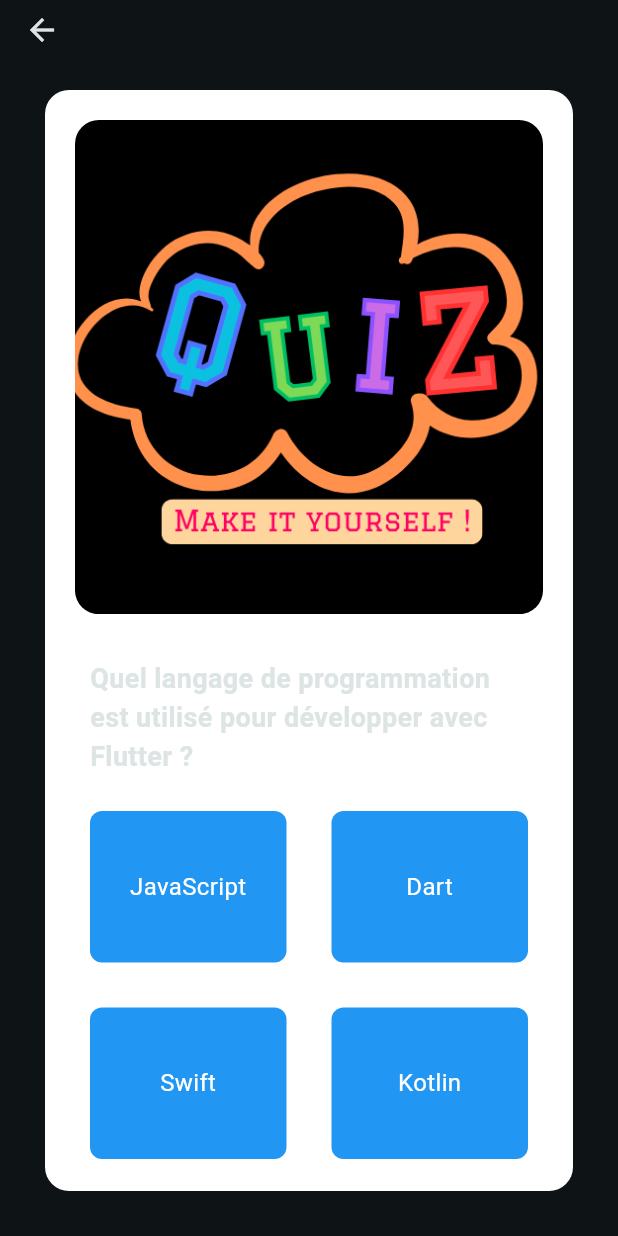
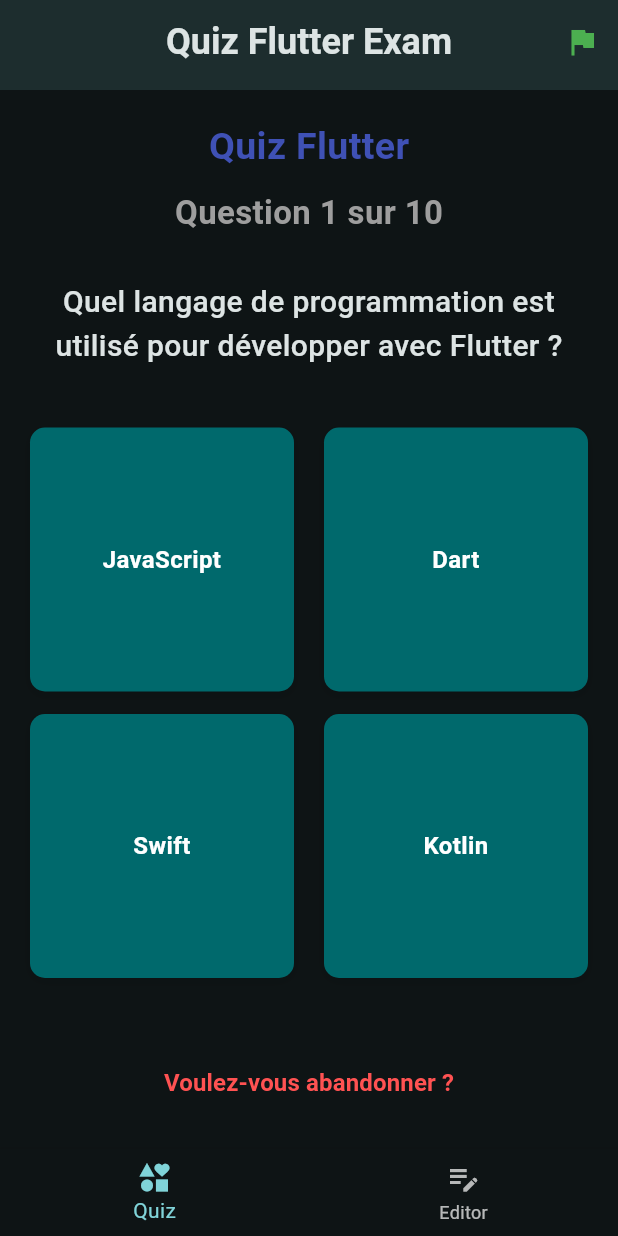
Before and after one commit to dryxos118/flutter_quiz_exam, a Flutter app: the QuizPage screen opened directly, after a tap on "Quiz Flutter", on a phone screen of 412 x 824 dp. Run offline on Flutter 3.47's test engine with Material 3 defaults, Android fonts, the phone set to English and light mode, and no system bars; our stand-ins replace cloud_firestore, firebase_auth, firebase_core, flutter_hooks, flutter_riverpod, go_router and 2 more; accounts and stored records are empty.

Commit message:
:sparkles: Play a quiz

```diff
--- a/lib/routers/route.dart
+++ b/lib/routers/route.dart
@@ -4,6 +4,7 @@
 import 'package:flutter_quiz_exam/views/auth/register/register_view.dart';
 import 'package:flutter_quiz_exam/views/edition/quiz_editor.dart';
 import 'package:flutter_quiz_exam/views/edition/quiz_editor_list.dart';
+import 'package:flutter_quiz_exam/views/quiz/games/quiz_games.dart';
 import 'package:flutter_quiz_exam/views/quiz/quiz_page.dart';
 import 'package:go_router/go_router.dart';
 
@@ -41,6 +42,14 @@
       return _buildFadeTransitionPage(
           context, state, QuizScaffold(body: const QuizEditor("")));
     },
+  ),
+  GoRoute(
+    path: '/playquiz',
+    name: 'Play quiz',
+    pageBuilder: (context, state) {
+      return _buildFadeTransitionPage(
+          context, state, QuizScaffold(body: const QuizGames(quizId: "")));
+    },
   )
 ];
 
--- /dev/null
+++ b/lib/views/quiz/games/quiz_games.dart
@@ -0,0 +1,159 @@
+import 'package:flutter/material.dart';
+import 'package:flutter_hooks/flutter_hooks.dart';
+import 'package:flutter_quiz_exam/data/quiz_data.dart';
+import 'package:flutter_quiz_exam/views/quiz/games/quiz_options.dart';
+import 'package:go_router/go_router.dart';
+import 'package:hooks_riverpod/hooks_riverpod.dart';
+import 'package:quickalert/quickalert.dart';
+
+class QuizGames extends HookConsumerWidget {
+  final String quizId;
+
+  const QuizGames({super.key, required this.quizId});
+
+  @override
+  Widget build(BuildContext context, WidgetRef ref) {
+    final quiz = getQuiz().first;
+    //    final quiz = ref.watch(quizProvider.select((quizList) =>
+    //    quizList.firstWhere((quiz) => quiz.uid == quizId)));
+    final currentQuestionIndex = useState(0);
+    final userAnswers =
+        useState<List<String?>>(List.filled(quiz.questions.length, null));
+    final score = useState(0);
+
+    void nextQuestion(String selectedAnswer) {
+      userAnswers.value[currentQuestionIndex.value] = selectedAnswer;
+      final indexAnswer = quiz.questions[currentQuestionIndex.value].options
+          .indexOf(selectedAnswer);
+
+      // Vérifie si la réponse est correcte
+      if (indexAnswer ==
+          quiz.questions[currentQuestionIndex.value].correctAnswerIndex) {
+        score.value += 1;
+      } else {
+        ScaffoldMessenger.of(context).showSnackBar(const SnackBar(
+          content: Text(
+            "Mauvaise reponse",
+            style: TextStyle(color: Colors.white),
+          ),
+          backgroundColor: Color(0xff00696c),
+        ));
+      }
+
+      // Passe à la question suivante
+      if (currentQuestionIndex.value < quiz.questions.length - 1) {
+        currentQuestionIndex.value += 1;
+      } else {
+        QuickAlert.show(
+            context: context,
+            type: QuickAlertType.success,
+            widget: AlertDialog(
+              title: const Text('Quiz Terminé'),
+              content:
+                  Text('Votre score: ${score.value}/${quiz.questions.length}'),
+            ),
+            confirmBtnText: "Ok",
+            onConfirmBtnTap: () {
+              Navigator.pop(context);
+              context.go("/quiz");
+            });
+      }
+    }
+
+    // Récupère la question actuelle
+    final currentQuestion = quiz.questions[currentQuestionIndex.value];
+
+    return Padding(
+      padding: const EdgeInsets.all(20),
+      child: Column(
+        crossAxisAlignment: CrossAxisAlignment.start,
+        children: [
+          Center(
+            child: Text(
+              quiz.name,
+              style: const TextStyle(
+                fontSize: 25,
+                fontWeight: FontWeight.bold,
+                color: Colors.indigo,
+              ),
+            ),
+          ),
+          const SizedBox(height: 10),
+          Center(
+            child: Text(
+              'Question ${currentQuestionIndex.value + 1} sur ${quiz.questions.length}',
+              style: const TextStyle(
+                fontSize: 22,
+                fontWeight: FontWeight.w600,
+                color: Colors.grey,
+              ),
+            ),
+          ),
+          const SizedBox(height: 10),
+          Container(
+            padding: const EdgeInsets.symmetric(vertical: 20, horizontal: 10),
+            decoration: BoxDecoration(
+              borderRadius: BorderRadius.circular(15),
+            ),
+            child: Center(
+              child: Text(
+                currentQuestion.text,
+                style:
+                    const TextStyle(fontSize: 20, fontWeight: FontWeight.w500),
+                textAlign: TextAlign.center,
+              ),
+            ),
+          ),
+          const SizedBox(height: 20),
+          QuizOptions(
+            currentQuestion.options,
+            currentQuestion.correctAnswerIndex,
+            (String value) {
+              nextQuestion(value);
+            },
+          ),
+          const Spacer(),
+          Center(
+            child: TextButton(
+              onPressed: () {
+                showDialog(
+                  context: context,
+                  builder: (_) => AlertDialog(
+                    title: const Text('Abandonner le Quiz'),
+                    content: const Text(
+                        "Êtes-vous sûr de vouloir abandonner ce quiz ?"),
+                    actions: [
+                      TextButton(
+                        onPressed: () {
+                          Navigator.pop(context);
+                          context.go("/quiz");
+                        },
+                        child: const Text('Oui, abandonner',
+                            style: TextStyle(color: Colors.red)),
+                      ),
+                      TextButton(
+                        onPressed: () {
+                          Navigator.pop(context);
+                        },
+                        child: const Text('Continuer',
+                            style: TextStyle(color: Colors.green)),
+                      ),
+                    ],
+                  ),
+                );
+              },
+              child: const Text(
+                'Voulez-vous abandonner ?',
+                style: TextStyle(
+                  fontSize: 16,
+                  fontWeight: FontWeight.bold,
+                  color: Colors.redAccent,
+                ),
+              ),
+            ),
+          ),
+        ],
+      ),
+    );
+  }
+}
--- /dev/null
+++ b/lib/views/quiz/games/quiz_options.dart
@@ -0,0 +1,56 @@
+import 'package:flutter/material.dart';
+
+class QuizOptions extends StatelessWidget {
+  final List<String> options;
+  final int selectedAnswer;
+  final Function(String) onOptionSelected;
+  const QuizOptions(this.options, this.selectedAnswer, this.onOptionSelected,
+      {super.key});
+
+  @override
+  Widget build(BuildContext context) {
+    return GridView.builder(
+      gridDelegate: const SliverGridDelegateWithFixedCrossAxisCount(
+        crossAxisCount: 2,
+        crossAxisSpacing: 20.0,
+        mainAxisSpacing: 15.0,
+      ),
+      shrinkWrap: true,
+      physics: const NeverScrollableScrollPhysics(),
+      itemCount: options.length,
+      itemBuilder: (context, index) {
+        final option = options[index];
+        //final isSelected = option == selectedAnswer;
+
+        return GestureDetector(
+          onTap: () => onOptionSelected(option),
+          child: Container(
+            padding: const EdgeInsets.symmetric(vertical: 15, horizontal: 10),
+            decoration: BoxDecoration(
+              color: const Color(0xff00696c),
+              borderRadius: BorderRadius.circular(10.0),
+              boxShadow: const [
+                BoxShadow(
+                  color: Colors.black12,
+                  blurRadius: 6.0,
+                  offset: Offset(0, 2),
+                ),
+              ],
+            ),
+            child: Center(
+              child: Text(
+                option,
+                style: const TextStyle(
+                  color: Colors.white,
+                  fontSize: 16,
+                  fontWeight: FontWeight.w600,
+                ),
+                textAlign: TextAlign.center,
+              ),
+            ),
+          ),
+        );
+      },
+    );
+  }
+}
--- a/lib/views/quiz/quiz_page.dart
+++ b/lib/views/quiz/quiz_page.dart
@@ -1,11 +1,11 @@
 import 'package:flutter/material.dart';
+import 'package:flutter_quiz_exam/layout/quiz_scaffold.dart';
 import 'package:flutter_quiz_exam/models/quiz.dart';
-import 'package:hooks_riverpod/hooks_riverpod.dart';
 import 'package:flutter_quiz_exam/views/quiz/topics/quiz_topic_items.dart';
 import 'package:flutter_quiz_exam/data/quiz_data.dart';
 
 class QuizPage extends StatelessWidget {
-  const QuizPage({Key? key}) : super(key: key);
+  const QuizPage({super.key});
 
   Future<List<Quiz>> getQuizs() async {
     return getQuiz();
@@ -18,10 +18,10 @@
       builder: (context, snapshot) {
         if (snapshot.connectionState == ConnectionState.waiting) {
           // return const LoadingScreen();
-          return Text("load");
+          return const Text("load");
         } else if (snapshot.hasError) {
           // return ErrorMessage(message: snapshot.error.toString());
-          return Text("error");
+          return const Text("error");
         } else if (snapshot.hasData) {
           var topics = snapshot.data!;
           return Scaffold(
@@ -35,8 +35,8 @@
             ),
           );
         } else {
-          return const Scaffold(
-            body: Center(
+          return QuizScaffold(
+            body: const Center(
               child: Text('No topics found in Firestore. Check database'),
             ),
           );
--- a/lib/views/quiz/topics/quiz_topic.dart
+++ b/lib/views/quiz/topics/quiz_topic.dart
@@ -4,16 +4,11 @@
 
 class QuizTopic extends StatelessWidget {
   final Quiz quiz;
-  const QuizTopic({Key? key, required this.quiz}) : super(key: key);
+  const QuizTopic({super.key, required this.quiz});
 
   @override
   Widget build(BuildContext context) {
-    return Scaffold(
-      appBar: AppBar(
-        backgroundColor: Colors.transparent,
-        toolbarHeight: 30.0,
-      ),
-      body: Container(
+    return Container(
       decoration: BoxDecoration(
         borderRadius: BorderRadius.circular(16.0),
         color: Colors.white,
@@ -39,7 +34,6 @@
           ..._buildQuestions(
               quiz.questions), // Afficher les questions et options
         ],
-        ),
       ),
     );
   }
--- a/lib/views/quiz/topics/quiz_topic_items.dart
+++ b/lib/views/quiz/topics/quiz_topic_items.dart
@@ -1,26 +1,21 @@
 import 'package:flutter/material.dart';
 import 'package:flutter_quiz_exam/models/quiz.dart';
-import 'package:flutter_quiz_exam/views/quiz/topics/quiz_topic.dart';
+import 'package:go_router/go_router.dart';
 // import 'package:quizzapp/shared/progress_bar.dart';
 
 class QuizTopicItems extends StatelessWidget {
   final Quiz quiz;
 
-  const QuizTopicItems({Key? key, required this.quiz}) : super(key: key);
+  const QuizTopicItems({super.key, required this.quiz});
 
   @override
   Widget build(BuildContext context) {
-    return Container(
-      child: Card(
+    return Card(
       clipBehavior: Clip.antiAlias,
       color: Colors.indigo, // à enlever
       child: InkWell(
         onTap: () {
-            Navigator.of(context).push(
-              MaterialPageRoute(
-                builder: (BuildContext context) => QuizTopic(quiz: quiz),
-              ),
-            );
+          context.go("/playquiz");
         },
         child: Column(
           mainAxisAlignment: MainAxisAlignment.spaceBetween,
@@ -57,7 +52,6 @@
           ],
         ),
       ),
-      ),
     );
   }
 }
--- a/pubspec.yaml
+++ b/pubspec.yaml
@@ -31,6 +31,8 @@
   firebase_core: ^3.4.0
   cloud_firestore: ^5.4.0
   firebase_auth: ^5.3.1
+  # Dialog
+  quickalert: ^1.1.0
 
 dev_dependencies:
   flutter_test:
```
Also changed, not shown: lib/views/edition/quiz_editor.dart (+76 -27 lines), pubspec.lock. Lines whose indentation alone changed are shown as unchanged.
